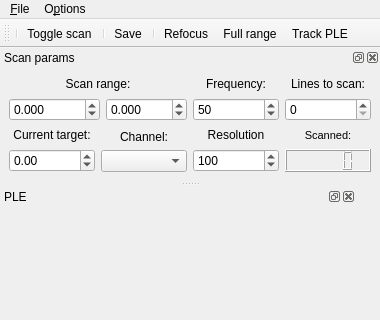
First picture: the form in src/qudi/gui/ple/ple_gui.ui, repository bbuusshh/scudi, before the edit; both pictures show x 0 to 380 and y 0 to 320 of the 380 by 1026 pixel window.
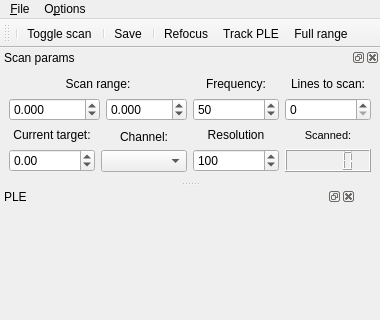
Second picture: the form after the edit. Icons and pictures are not drawn. Custom widgets are drawn as their Qt base class.

```diff
--- a/src/qudi/gui/ple/ple_gui.ui
+++ b/src/qudi/gui/ple/ple_gui.ui
@@ -83,8 +83,8 @@
    <addaction name="actionSave"/>
    <addaction name="separator"/>
    <addaction name="action_optimize_position"/>
-   <addaction name="actionFull_range"/>
    <addaction name="actionTrackPLE"/>
+   <addaction name="actionFull_range"/>
   </widget>
   <widget class="QDockWidget" name="scan_control_DockWidget">
    <property name="sizePolicy">
```
